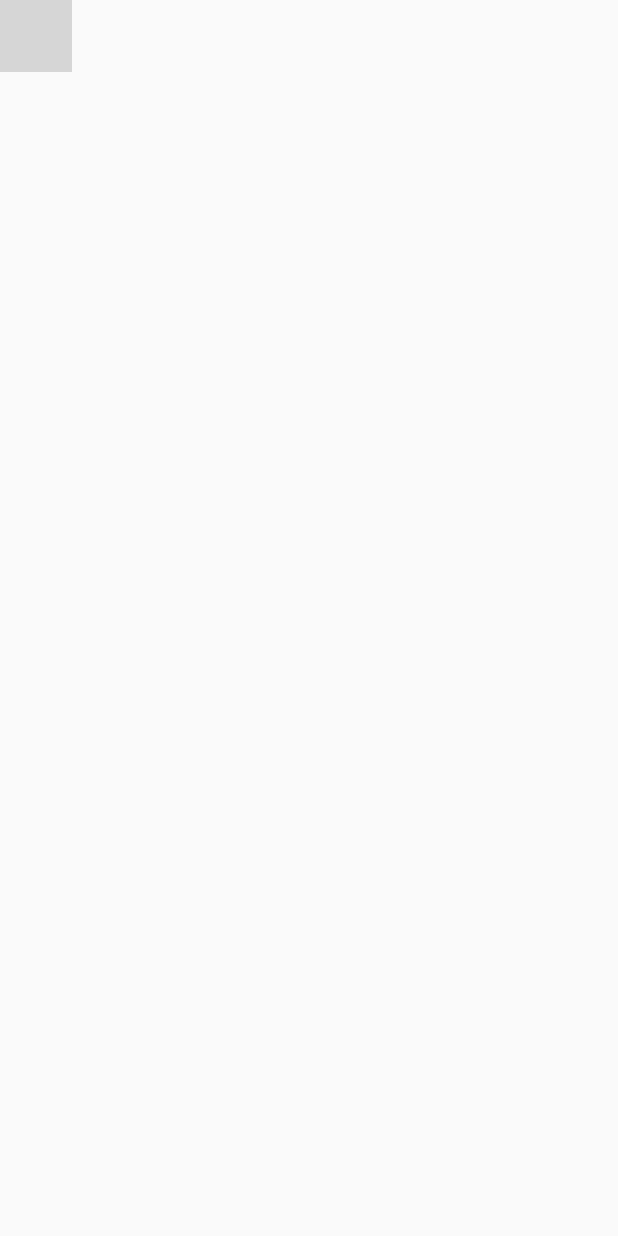
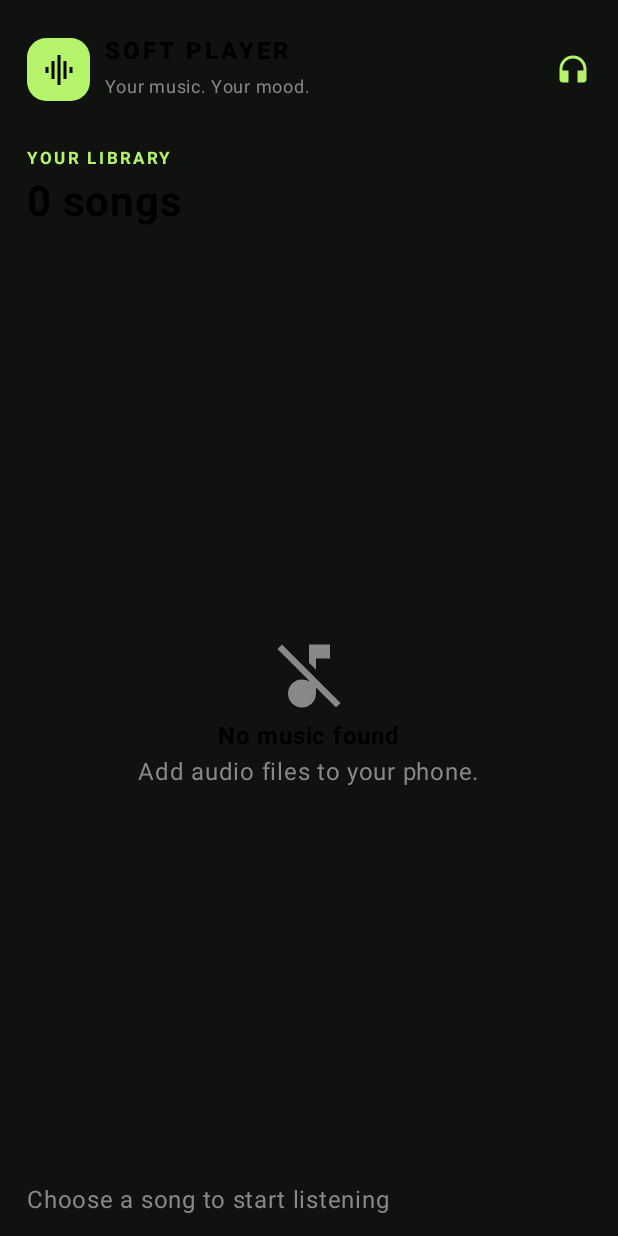
Before and after one commit to SsakaEmmanuel/SoftPlayer, an Android app built with Jetpack Compose: the screen it shows after launch (MainActivity), on a phone screen of 412 x 824 dp. Run offline under Robolectric (Android 15) with nearby library versions, the phone set to English and light mode, and no system bars; grey boxes are pictures that could not be loaded.

Commit message:
Fix Compose Kotlin source compilation errors

```diff
--- a/app/src/main/java/com/ssaka/softplayer/MainActivity.kt
+++ b/app/src/main/java/com/ssaka/softplayer/MainActivity.kt
@@ -1,4 +1,5 @@
 package com.ssaka.softplayer
+
 import android.Manifest
 import android.content.ContentUris
 import android.content.pm.PackageManager
@@ -33,36 +34,266 @@ import androidx.media3.common.Player
 import androidx.media3.exoplayer.ExoPlayer
 import kotlinx.coroutines.delay
 
-data class Song(val id:Long,val title:String,val artist:String,val uri:Uri,val duration:Long)
-class MainActivity:ComponentActivity(){
- private lateinit var player:ExoPlayer
- private var songs by mutableStateOf<List<Song>>(emptyList())
- private var granted by mutableStateOf(false)
- private val permission=registerForActivityResult(ActivityResultContracts.RequestPermission()){ok->granted=ok;if(ok)scan()}
- override fun onCreate(savedInstanceState:Bundle?){super.onCreate(savedInstanceState);player=ExoPlayer.Builder(this).build();granted=hasPermission();if(granted)scan();setContent{Theme{Screen(songs,granted,player){permission.launch(audioPermission())}}}}
- private fun audioPermission()=if(Build.VERSION.SDK_INT>=33)Manifest.permission.READ_MEDIA_AUDIO else Manifest.permission.READ_EXTERNAL_STORAGE
- private fun hasPermission()=ContextCompat.checkSelfPermission(this,audioPermission())==PackageManager.PERMISSION_GRANTED
- private fun scan(){val uri=MediaStore.Audio.Media.EXTERNAL_CONTENT_URI;val cols=arrayOf(MediaStore.Audio.Media._ID,MediaStore.Audio.Media.TITLE,MediaStore.Audio.Media.ARTIST,MediaStore.Audio.Media.DURATION);val c=contentResolver.query(uri,cols,"${MediaStore.Audio.Media.IS_MUSIC} != 0",null,MediaStore.Audio.Media.TITLE+" ASC");val out=mutableListOf<Song>();c?.use{cur->val id=cur.getColumnIndexOrThrow(MediaStore.Audio.Media._ID);val t=cur.getColumnIndexOrThrow(MediaStore.Audio.Media.TITLE);val a=cur.getColumnIndexOrThrow(MediaStore.Audio.Media.ARTIST);val d=cur.getColumnIndexOrThrow(MediaStore.Audio.Media.DURATION);while(cur.moveToNext()){val n=cur.getLong(id);out.add(Song(n,cur.getString(t)?:"Unknown track",cur.getString(a)?.takeIf{it!="<unknown>"}?:"Unknown artist",ContentUris.withAppendedId(uri,n),cur.getLong(d)))}};songs=out}
- override fun onDestroy(){player.release();super.onDestroy()}
+data class Song(val id: Long, val title: String, val artist: String, val uri: Uri, val duration: Long)
+
+class MainActivity : ComponentActivity() {
+    private lateinit var player: ExoPlayer
+    private var songs by mutableStateOf<List<Song>>(emptyList())
+    private var granted by mutableStateOf(false)
+
+    private val permissionLauncher = registerForActivityResult(ActivityResultContracts.RequestPermission()) { grantedNow ->
+        granted = grantedNow
+        if (grantedNow) scanSongs()
+    }
+
+    override fun onCreate(savedInstanceState: Bundle?) {
+        super.onCreate(savedInstanceState)
+        player = ExoPlayer.Builder(this).build()
+        granted = hasAudioPermission()
+        if (granted) scanSongs()
+        setContent {
+            SoftPlayerTheme {
+                SoftPlayerScreen(
+                    songs = songs,
+                    permissionGranted = granted,
+                    player = player,
+                    requestPermission = { permissionLauncher.launch(audioPermission()) }
+                )
+            }
+        }
+    }
+
+    private fun audioPermission(): String =
+        if (Build.VERSION.SDK_INT >= 33) Manifest.permission.READ_MEDIA_AUDIO
+        else Manifest.permission.READ_EXTERNAL_STORAGE
+
+    private fun hasAudioPermission(): Boolean =
+        ContextCompat.checkSelfPermission(this, audioPermission()) == PackageManager.PERMISSION_GRANTED
+
+    private fun scanSongs() {
+        val collection = MediaStore.Audio.Media.EXTERNAL_CONTENT_URI
+        val columns = arrayOf(
+            MediaStore.Audio.Media._ID,
+            MediaStore.Audio.Media.TITLE,
+            MediaStore.Audio.Media.ARTIST,
+            MediaStore.Audio.Media.DURATION
+        )
+        val cursor = contentResolver.query(
+            collection, columns, "${MediaStore.Audio.Media.IS_MUSIC} != 0",
+            null, MediaStore.Audio.Media.TITLE + " ASC"
+        )
+        val result = mutableListOf<Song>()
+        cursor?.use { c ->
+            val idCol = c.getColumnIndexOrThrow(MediaStore.Audio.Media._ID)
+            val titleCol = c.getColumnIndexOrThrow(MediaStore.Audio.Media.TITLE)
+            val artistCol = c.getColumnIndexOrThrow(MediaStore.Audio.Media.ARTIST)
+            val durationCol = c.getColumnIndexOrThrow(MediaStore.Audio.Media.DURATION)
+            while (c.moveToNext()) {
+                val id = c.getLong(idCol)
+                result.add(
+                    Song(
+                        id,
+                        c.getString(titleCol) ?: "Unknown track",
+                        c.getString(artistCol)?.takeIf { it != "<unknown>" } ?: "Unknown artist",
+                        ContentUris.withAppendedId(collection, id),
+                        c.getLong(durationCol)
+                    )
+                )
+            }
+        }
+        songs = result
+    }
+
+    override fun onDestroy() {
+        player.release()
+        super.onDestroy()
+    }
 }
-@Composable private fun Theme(content:@Composable()->Unit){MaterialTheme(colorScheme=darkColorScheme(primary=Color(0xFFB5F36B),background=Color(0xFF10120F),surface=Color(0xFF1A1D18),onPrimary=Color(0xFF17200D)),content=content)}
-@Composable private fun Screen(songs:List<Song>,allowed:Boolean,p:ExoPlayer,ask:()->Unit){
- var selected by remember{mutableStateOf<Song?>(null)};var playing by remember{mutableStateOf(false)};var sh by remember{mutableStateOf(false)};var rep by remember{mutableIntStateOf(Player.REPEAT_MODE_OFF)};var pos by remember{mutableLongStateOf(0L)};var dur by remember{mutableLongStateOf(0L)}
- DisposableEffect(p){val l=object:Player.Listener{override fun onIsPlayingChanged(v:Boolean){playing=v};override fun onMediaItemTransition(m:MediaItem?,r:Int){selected=songs.getOrNull(p.currentMediaItemIndex)}};p.addListener(l);onDispose{p.removeListener(l)}}
- LaunchedEffect(p){while(true){pos=p.currentPosition.coerceAtLeast(0);dur=p.duration.coerceAtLeast(0);delay(500)}}
- fun play(s:Song){selected=s;p.setMediaItems(songs.map{MediaItem.fromUri(it.uri)},songs.indexOf(s),0);p.prepare();p.play()}
- fun next(){if(p.hasNextMediaItem())p.seekToNext()else if(songs.isNotEmpty())play(songs.first())}
- fun prev(){if(p.currentPosition>3000)p.seekTo(0)else if(p.hasPreviousMediaItem())p.seekToPrevious()else if(songs.isNotEmpty())play(songs.last())}
- Column(Modifier.fillMaxSize().background(MaterialTheme.colorScheme.background).padding(horizontal=18.dp)){
-  Spacer(Modifier.height(22.dp));Row(verticalAlignment=Alignment.CenterVertically){Box(Modifier.size(42.dp).background(MaterialTheme.colorScheme.primary,RoundedCornerShape(13.dp)),contentAlignment=Alignment.Center){Icon(Icons.Default.GraphicEq,null,tint=Color.Black)};Spacer(Modifier.width(10.dp));Column{Text("SOFT PLAYER",fontWeight=FontWeight.Black,letterSpacing=2.sp);Text("Your music. Your mood.",fontSize=12.sp,color=Color.Gray)};Spacer(Modifier.weight(1f));Icon(Icons.Default.Headphones,null,tint=MaterialTheme.colorScheme.primary)}
-  Spacer(Modifier.height(24.dp));Text("YOUR LIBRARY",fontSize=11.sp,color=MaterialTheme.colorScheme.primary,fontWeight=FontWeight.Bold,letterSpacing=2.sp);Text("${songs.size} songs",fontSize=28.sp,fontWeight=FontWeight.Bold);Spacer(Modifier.height(10.dp))
-  if(!allowed){Box(Modifier.weight(1f).fillMaxWidth(),contentAlignment=Alignment.Center){Column(horizontalAlignment=Alignment.Center,verticalArrangement=Arrangement.spacedBy(12.dp)){Icon(Icons.Default.LibraryMusic,null,Modifier.size(60.dp),tint=MaterialTheme.colorScheme.primary);Text("Find music on your phone",fontSize=20.sp,fontWeight=FontWeight.Bold);Text("Allow access to audio files.",color=Color.Gray);Button(onClick=ask){Text("Allow music access")}}}}
-  else if(songs.isEmpty()){Box(Modifier.weight(1f).fillMaxWidth(),contentAlignment=Alignment.Center){Column(horizontalAlignment=Alignment.Center){Icon(Icons.Default.MusicOff,null,Modifier.size(56.dp),tint=Color.Gray);Text("No music found",fontWeight=FontWeight.Bold);Text("Add audio files to your phone.",color=Color.Gray)}}}
-  else{LazyColumn(Modifier.weight(1f),contentPadding=PaddingValues(bottom=10.dp)){items(songs,key={it.id}){s->Row(Modifier.fillMaxWidth().clickable{play(s)}.padding(vertical=8.dp),verticalAlignment=Alignment.CenterVertically){Box(Modifier.size(46.dp).background(Color(0xFF272B24),RoundedCornerShape(12.dp)),contentAlignment=Alignment.Center){Icon(Icons.Default.MusicNote,null,tint=MaterialTheme.colorScheme.primary)};Spacer(Modifier.width(12.dp));Column(Modifier.weight(1f)){Text(s.title,maxLines=1,overflow=TextOverflow.Ellipsis,fontWeight=FontWeight.Medium);Text(s.artist,maxLines=1,overflow=TextOverflow.Ellipsis,fontSize=12.sp,color=Color.Gray)};Text(fmt(s.duration),fontSize=12.sp,color=Color.Gray)};HorizontalDivider(color=Color(0xFF292D26))}}}
-  if(selected!=null){Column(Modifier.fillMaxWidth().background(MaterialTheme.colorScheme.surface,RoundedCornerShape(topStart=20.dp,topEnd=20.dp)).padding(14.dp)){Row(verticalAlignment=Alignment.CenterVertically){Box(Modifier.size(42.dp).background(Color(0xFF30372A),RoundedCornerShape(11.dp)),contentAlignment=Alignment.Center){Icon(Icons.Default.Album,null,tint=MaterialTheme.colorScheme.primary)};Spacer(Modifier.width(10.dp));Column(Modifier.weight(1f)){Text(selected!!.title,maxLines=1,overflow=TextOverflow.Ellipsis,fontWeight=FontWeight.Bold);Text(selected!!.artist,color=Color.Gray,fontSize=12.sp)};IconButton(onClick={sh=!sh;p.shuffleModeEnabled=sh}){Icon(Icons.Default.Shuffle,null,tint=if(sh)MaterialTheme.colorScheme.primary else Color.Gray)};IconButton(onClick={rep=when(rep){0->Player.REPEAT_MODE_ALL;Player.REPEAT_MODE_ALL->Player.REPEAT_MODE_ONE;else->0};p.repeatMode=rep}){Icon(Icons.Default.Repeat,null,tint=if(rep!=0)MaterialTheme.colorScheme.primary else Color.Gray)}}
-  Slider(value=if(dur>0)pos.toFloat().coerceIn(0f,dur.toFloat())else 0f,onValueChange={pos=it.toLong()},onValueChangeFinished={p.seekTo(pos)},valueRange=0f..dur.coerceAtLeast(1).toFloat());Row{Text(fmt(pos),fontSize=11.sp,color=Color.Gray);Spacer(Modifier.weight(1f));Text(fmt(dur),fontSize=11.sp,color=Color.Gray)}
-  Row(Modifier.fillMaxWidth(),horizontalArrangement=Arrangement.Center,verticalAlignment=Alignment.CenterVertically){IconButton(onClick={prev()}){Icon(Icons.Default.SkipPrevious,null,Modifier.size(34.dp))};Spacer(Modifier.width(18.dp));IconButton(onClick={if(p.isPlaying)p.pause()else p.play()},Modifier.size(56.dp).background(MaterialTheme.colorScheme.primary,CircleShape)){Icon(if(playing)Icons.Default.Pause else Icons.Default.PlayArrow,null,tint=Color.Black,modifier=Modifier.size(32.dp))};Spacer(Modifier.width(18.dp));IconButton(onClick={next()}){Icon(Icons.Default.SkipNext,null,Modifier.size(34.dp))}}}
-  }else Text("Choose a song to start listening",color=Color.Gray,modifier=Modifier.padding(bottom=12.dp))
- }
+
+@Composable
+private fun SoftPlayerTheme(content: @Composable () -> Unit) {
+    MaterialTheme(
+        colorScheme = darkColorScheme(
+            primary = Color(0xFFB5F36B),
+            background = Color(0xFF10120F),
+            surface = Color(0xFF1A1D18),
+            onPrimary = Color(0xFF17200D)
+        ),
+        content = content
+    )
 }
-private fun fmt(ms:Long):String{val s=(ms/1000).coerceAtLeast(0);return "%d:%02d".format(s/60,s%60)}
+
+@Composable
+private fun SoftPlayerScreen(
+    songs: List<Song>,
+    permissionGranted: Boolean,
+    player: ExoPlayer,
+    requestPermission: () -> Unit
+) {
+    var selectedSong by remember { mutableStateOf<Song?>(null) }
+    var isPlaying by remember { mutableStateOf(false) }
+    var shuffle by remember { mutableStateOf(false) }
+    var repeatMode by remember { mutableIntStateOf(Player.REPEAT_MODE_OFF) }
+    var position by remember { mutableLongStateOf(0L) }
+    var duration by remember { mutableLongStateOf(0L) }
+
+    DisposableEffect(player) {
+        val listener = object : Player.Listener {
+            override fun onIsPlayingChanged(playing: Boolean) { isPlaying = playing }
+            override fun onMediaItemTransition(mediaItem: MediaItem?, reason: Int) {
+                selectedSong = songs.getOrNull(player.currentMediaItemIndex)
+            }
+        }
+        player.addListener(listener)
+        onDispose { player.removeListener(listener) }
+    }
+
+    LaunchedEffect(player) {
+        while (true) {
+            position = player.currentPosition.coerceAtLeast(0L)
+            duration = player.duration.coerceAtLeast(0L)
+            delay(500)
+        }
+    }
+
+    fun playSong(song: Song) {
+        selectedSong = song
+        val index = songs.indexOf(song).coerceAtLeast(0)
+        player.setMediaItems(songs.map { MediaItem.fromUri(it.uri) }, index, 0L)
+        player.prepare()
+        player.play()
+    }
+
+    fun playNext() {
+        if (player.hasNextMediaItem()) player.seekToNext()
+        else if (songs.isNotEmpty()) playSong(songs.first())
+    }
+
+    fun playPrevious() {
+        if (player.currentPosition > 3000L) player.seekTo(0L)
+        else if (player.hasPreviousMediaItem()) player.seekToPrevious()
+        else if (songs.isNotEmpty()) playSong(songs.last())
+    }
+
+    Column(
+        Modifier.fillMaxSize().background(MaterialTheme.colorScheme.background).padding(horizontal = 18.dp)
+    ) {
+        Spacer(Modifier.height(22.dp))
+        Row(verticalAlignment = Alignment.CenterVertically) {
+            Box(Modifier.size(42.dp).background(MaterialTheme.colorScheme.primary, RoundedCornerShape(13.dp)), contentAlignment = Alignment.Center) {
+                Icon(Icons.Default.GraphicEq, contentDescription = null, tint = Color.Black)
+            }
+            Spacer(Modifier.width(10.dp))
+            Column {
+                Text("SOFT PLAYER", fontWeight = FontWeight.Black, letterSpacing = 2.sp)
+                Text("Your music. Your mood.", fontSize = 12.sp, color = Color.Gray)
+            }
+            Spacer(Modifier.weight(1f))
+            Icon(Icons.Default.Headphones, contentDescription = null, tint = MaterialTheme.colorScheme.primary)
+        }
+
+        Spacer(Modifier.height(24.dp))
+        Text("YOUR LIBRARY", fontSize = 11.sp, color = MaterialTheme.colorScheme.primary, fontWeight = FontWeight.Bold, letterSpacing = 2.sp)
+        Text("${songs.size} songs", fontSize = 28.sp, fontWeight = FontWeight.Bold)
+        Spacer(Modifier.height(10.dp))
+
+        if (!permissionGranted) {
+            Box(Modifier.weight(1f).fillMaxWidth(), contentAlignment = Alignment.Center) {
+                Column(horizontalAlignment = Alignment.CenterHorizontally, verticalArrangement = Arrangement.spacedBy(12.dp)) {
+                    Icon(Icons.Default.LibraryMusic, contentDescription = null, modifier = Modifier.size(60.dp), tint = MaterialTheme.colorScheme.primary)
+                    Text("Find music on your phone", fontSize = 20.sp, fontWeight = FontWeight.Bold)
+                    Text("Allow access to audio files.", color = Color.Gray)
+                    Button(onClick = requestPermission) { Text("Allow music access") }
+                }
+            }
+        } else if (songs.isEmpty()) {
+            Box(Modifier.weight(1f).fillMaxWidth(), contentAlignment = Alignment.Center) {
+                Column(horizontalAlignment = Alignment.CenterHorizontally) {
+                    Icon(Icons.Default.MusicOff, contentDescription = null, modifier = Modifier.size(56.dp), tint = Color.Gray)
+                    Text("No music found", fontWeight = FontWeight.Bold)
+                    Text("Add audio files to your phone.", color = Color.Gray)
+                }
+            }
+        } else {
+            LazyColumn(Modifier.weight(1f), contentPadding = PaddingValues(bottom = 10.dp)) {
+                items(songs, key = { it.id }) { song ->
+                    Row(
+                        Modifier.fillMaxWidth().clickable { playSong(song) }.padding(vertical = 8.dp),
+                        verticalAlignment = Alignment.CenterVertically
+                    ) {
+                        Box(Modifier.size(46.dp).background(Color(0xFF272B24), RoundedCornerShape(12.dp)), contentAlignment = Alignment.Center) {
+                            Icon(Icons.Default.MusicNote, contentDescription = null, tint = MaterialTheme.colorScheme.primary)
+                        }
+                        Spacer(Modifier.width(12.dp))
+                        Column(Modifier.weight(1f)) {
+                            Text(song.title, maxLines = 1, overflow = TextOverflow.Ellipsis, fontWeight = FontWeight.Medium)
+                            Text(song.artist, maxLines = 1, overflow = TextOverflow.Ellipsis, fontSize = 12.sp, color = Color.Gray)
+                        }
+                        Text(formatTime(song.duration), fontSize = 12.sp, color = Color.Gray)
+                    }
+                    HorizontalDivider(color = Color(0xFF292D26))
+                }
+            }
+        }
+
+        if (selectedSong != null) {
+            Column(
+                Modifier.fillMaxWidth().background(MaterialTheme.colorScheme.surface, RoundedCornerShape(topStart = 20.dp, topEnd = 20.dp)).padding(14.dp)
+            ) {
+                Row(verticalAlignment = Alignment.CenterVertically) {
+                    Box(Modifier.size(42.dp).background(Color(0xFF30372A), RoundedCornerShape(11.dp)), contentAlignment = Alignment.Center) {
+                        Icon(Icons.Default.Album, contentDescription = null, tint = MaterialTheme.colorScheme.primary)
+                    }
+                    Spacer(Modifier.width(10.dp))
+                    Column(Modifier.weight(1f)) {
+                        Text(selectedSong!!.title, maxLines = 1, overflow = TextOverflow.Ellipsis, fontWeight = FontWeight.Bold)
+                        Text(selectedSong!!.artist, color = Color.Gray, fontSize = 12.sp)
+                    }
+                    IconButton(onClick = { shuffle = !shuffle; player.shuffleModeEnabled = shuffle }) {
+                        Icon(Icons.Default.Shuffle, contentDescription = "Shuffle", tint = if (shuffle) MaterialTheme.colorScheme.primary else Color.Gray)
+                    }
+                    IconButton(onClick = {
+                        repeatMode = when (repeatMode) {
+                            Player.REPEAT_MODE_OFF -> Player.REPEAT_MODE_ALL
+                            Player.REPEAT_MODE_ALL -> Player.REPEAT_MODE_ONE
+                            else -> Player.REPEAT_MODE_OFF
+                        }
+                        player.repeatMode = repeatMode
+                    }) {
+                        Icon(Icons.Default.Repeat, contentDescription = "Repeat", tint = if (repeatMode != Player.REPEAT_MODE_OFF) MaterialTheme.colorScheme.primary else Color.Gray)
+                    }
+                }
+                Slider(
+                    value = if (duration > 0) position.toFloat().coerceIn(0f, duration.toFloat()) else 0f,
+                    onValueChange = { position = it.toLong() },
+                    onValueChangeFinished = { player.seekTo(position) },
+                    valueRange = 0f..duration.coerceAtLeast(1L).toFloat()
+                )
+                Row {
+                    Text(formatTime(position), fontSize = 11.sp, color = Color.Gray)
+                    Spacer(Modifier.weight(1f))
+                    Text(formatTime(duration), fontSize = 11.sp, color = Color.Gray)
+                }
+                Row(Modifier.fillMaxWidth(), horizontalArrangement = Arrangement.Center, verticalAlignment = Alignment.CenterVertically) {
+                    IconButton(onClick = { playPrevious() }) { Icon(Icons.Default.SkipPrevious, contentDescription = "Previous", modifier = Modifier.size(34.dp)) }
+                    Spacer(Modifier.width(18.dp))
+                    IconButton(
+                        onClick = { if (player.isPlaying) player.pause() else player.play() },
+                        modifier = Modifier.size(56.dp).background(MaterialTheme.colorScheme.primary, CircleShape)
+                    ) {
+                        Icon(if (isPlaying) Icons.Default.Pause else Icons.Default.PlayArrow, contentDescription = "Play or pause", tint = Color.Black, modifier = Modifier.size(32.dp))
+                    }
+                    Spacer(Modifier.width(18.dp))
+                    IconButton(onClick = { playNext() }) { Icon(Icons.Default.SkipNext, contentDescription = "Next", modifier = Modifier.size(34.dp)) }
+                }
+            }
+        } else {
+            Text("Choose a song to start listening", color = Color.Gray, modifier = Modifier.padding(bottom = 12.dp))
+        }
+    }
+}
+
+private fun formatTime(milliseconds: Long): String {
+    val seconds = (milliseconds / 1000L).coerceAtLeast(0L)
+    return "%d:%02d".format(seconds / 60L, seconds % 60L)
+}
```
